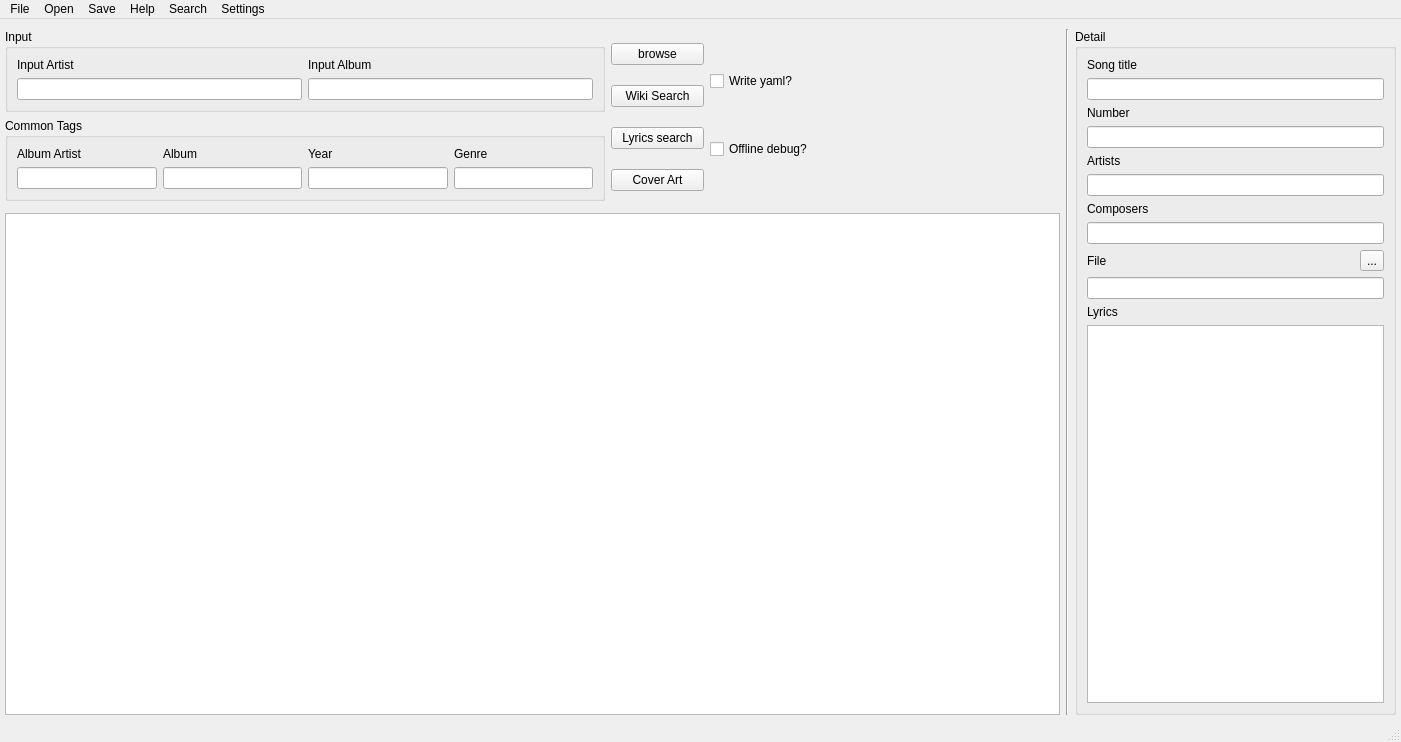
Before: the Qt Designer form wiki_music/ui/MainWindow.ui in marian-code/wikipedia-music-tags, drawn with Qt 5.
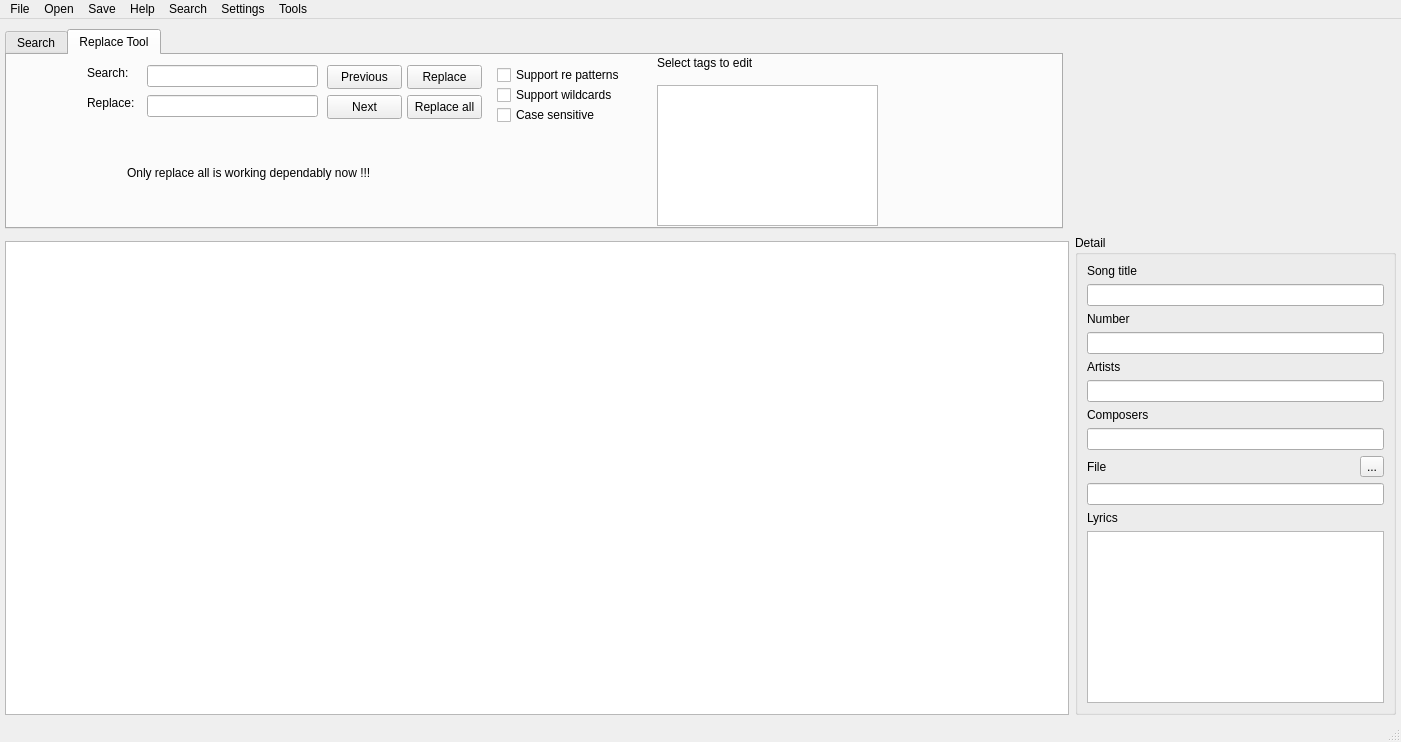
After: the same form once the commit is applied. The open tabs and pages were chosen to show the change. Custom widgets are drawn as their Qt base class.

Commit message: added search & replace, multiple bufixes

The edit to the form file:
```diff
--- a/wiki_music/ui/MainWindow.ui
+++ b/wiki_music/ui/MainWindow.ui
@@ -33,7 +33,175 @@
     <property name="bottomMargin">
      <number>5</number>
     </property>
-    <item row="0" column="3" rowspan="2">
+    <item row="2" column="0" colspan="2">
+     <widget class="CustomQTableView" name="tableView">
+      <property name="acceptDrops">
+       <bool>true</bool>
+      </property>
+      <property name="sizeAdjustPolicy">
+       <enum>QAbstractScrollArea::AdjustToContents</enum>
+      </property>
+      <property name="dragEnabled">
+       <bool>true</bool>
+      </property>
+      <property name="dragDropOverwriteMode">
+       <bool>true</bool>
+      </property>
+      <property name="dragDropMode">
+       <enum>QAbstractItemView::DropOnly</enum>
+      </property>
+      <property name="defaultDropAction">
+       <enum>Qt::LinkAction</enum>
+      </property>
+      <property name="alternatingRowColors">
+       <bool>true</bool>
+      </property>
+      <property name="selectionBehavior">
+       <enum>QAbstractItemView::SelectRows</enum>
+      </property>
+      <property name="sortingEnabled">
+       <bool>false</bool>
+      </property>
+      <attribute name="horizontalHeaderShowSortIndicator" stdset="0">
+       <bool>true</bool>
+      </attribute>
+      <attribute name="horizontalHeaderStretchLastSection">
+       <bool>true</bool>
+      </attribute>
+      <attribute name="verticalHeaderVisible">
+       <bool>false</bool>
+      </attribute>
+      <attribute name="verticalHeaderDefaultSectionSize">
+       <number>25</number>
+      </attribute>
+      <attribute name="verticalHeaderMinimumSectionSize">
+       <number>20</number>
+      </attribute>
+      <attribute name="verticalHeaderShowSortIndicator" stdset="0">
+       <bool>true</bool>
+      </attribute>
+      <attribute name="verticalHeaderStretchLastSection">
+       <bool>false</bool>
+      </attribute>
+     </widget>
+    </item>
+    <item row="1" column="2" rowspan="2">
+     <widget class="QGroupBox" name="detail_frame">
+      <property name="minimumSize">
+       <size>
+        <width>321</width>
+        <height>0</height>
+       </size>
+      </property>
+      <property name="maximumSize">
+       <size>
+        <width>321</width>
+        <height>16777215</height>
+       </size>
+      </property>
+      <property name="title">
+       <string>Detail</string>
+      </property>
+      <layout class="QGridLayout" name="gridLayout_3">
+       <item row="3" column="0">
+        <widget class="QLineEdit" name="number_detail"/>
+       </item>
+       <item row="5" column="0">
+        <widget class="QLineEdit" name="artist_detail"/>
+       </item>
+       <item row="1" column="0">
+        <widget class="QLineEdit" name="title_detail"/>
+       </item>
+       <item row="4" column="0">
+        <widget class="QLabel" name="label_9">
+         <property name="text">
+          <string>Artists</string>
+         </property>
+        </widget>
+       </item>
+       <item row="2" column="0">
+        <widget class="QLabel" name="label_8">
+         <property name="text">
+          <string>Number</string>
+         </property>
+        </widget>
+       </item>
+       <item row="0" column="0">
+        <widget class="QLabel" name="label_7">
+         <property name="text">
+          <string>Song title</string>
+         </property>
+        </widget>
+       </item>
+       <item row="8" column="0">
+        <layout class="QHBoxLayout" name="horizontalLayout">
+         <item>
+          <widget class="QLabel" name="label_11">
+           <property name="text">
+            <string>File</string>
+           </property>
+          </widget>
+         </item>
+         <item>
+          <widget class="QToolButton" name="toolButton">
+           <property name="text">
+            <string>...</string>
+           </property>
+          </widget>
+         </item>
+        </layout>
+       </item>
+       <item row="6" column="0">
+        <widget class="QLabel" name="label_10">
+         <property name="text">
+          <string>Composers</string>
+         </property>
+        </widget>
+       </item>
+       <item row="9" column="0">
+        <widget class="QLineEdit" name="file_detail"/>
+       </item>
+       <item row="7" column="0">
+        <widget class="QLineEdit" name="composer_detail">
+         <property name="dragEnabled">
+          <bool>true</bool>
+         </property>
+        </widget>
+       </item>
+       <item row="11" column="0">
+        <widget class="QTextEdit" name="lyrics_detail">
+         <property name="acceptDrops">
+          <bool>true</bool>
+         </property>
+        </widget>
+       </item>
+       <item row="10" column="0">
+        <widget class="QLabel" name="label_12">
+         <property name="text">
+          <string>Lyrics</string>
+         </property>
+        </widget>
+       </item>
+      </layout>
+     </widget>
+    </item>
+    <item row="0" column="0">
+     <widget class="QTabWidget" name="tool_tab">
+      <property name="maximumSize">
+       <size>
+        <width>16777215</width>
+        <height>200</height>
+       </size>
+      </property>
+      <property name="currentIndex">
+       <number>0</number>
+      </property>
+      <widget class="QWidget" name="tab_3">
+       <attribute name="title">
+        <string>Search</string>
+       </attribute>
+       <layout class="QGridLayout" name="gridLayout_2">
+        <item row="0" column="3">
      <layout class="QHBoxLayout" name="picture_layout">
       <property name="sizeConstraint">
        <enum>QLayout::SetMinimumSize</enum>
@@ -45,6 +213,9 @@
       <property name="sizeConstraint">
        <enum>QLayout::SetMaximumSize</enum>
       </property>
+          <property name="spacing">
+           <number>2</number>
+          </property>
       <item row="0" column="0">
        <widget class="QGroupBox" name="input_frame">
         <property name="maximumSize">
@@ -140,114 +311,7 @@
       </item>
      </layout>
     </item>
-    <item row="0" column="5" rowspan="3">
-     <widget class="QGroupBox" name="detail_frame">
-      <property name="minimumSize">
-       <size>
-        <width>321</width>
-        <height>0</height>
-       </size>
-      </property>
-      <property name="maximumSize">
-       <size>
-        <width>321</width>
-        <height>16777215</height>
-       </size>
-      </property>
-      <property name="title">
-       <string>Detail</string>
-      </property>
-      <layout class="QGridLayout" name="gridLayout_3">
-       <item row="0" column="0">
-        <widget class="QLabel" name="label_7">
-         <property name="text">
-          <string>Song title</string>
-         </property>
-        </widget>
-       </item>
-       <item row="1" column="0">
-        <widget class="QLineEdit" name="title_detail"/>
-       </item>
-       <item row="2" column="0">
-        <widget class="QLabel" name="label_8">
-         <property name="text">
-          <string>Number</string>
-         </property>
-        </widget>
-       </item>
-       <item row="3" column="0">
-        <widget class="QLineEdit" name="number_detail"/>
-       </item>
-       <item row="4" column="0">
-        <widget class="QLabel" name="label_9">
-         <property name="text">
-          <string>Artists</string>
-         </property>
-        </widget>
-       </item>
-       <item row="5" column="0">
-        <widget class="QLineEdit" name="artist_detail"/>
-       </item>
-       <item row="6" column="0">
-        <widget class="QLabel" name="label_10">
-         <property name="text">
-          <string>Composers</string>
-         </property>
-        </widget>
-       </item>
-       <item row="7" column="0">
-        <widget class="QLineEdit" name="composer_detail">
-         <property name="dragEnabled">
-          <bool>true</bool>
-         </property>
-        </widget>
-       </item>
-       <item row="8" column="0">
-        <layout class="QHBoxLayout" name="horizontalLayout">
-         <item>
-          <widget class="QLabel" name="label_11">
-           <property name="text">
-            <string>File</string>
-           </property>
-          </widget>
-         </item>
-         <item>
-          <widget class="QToolButton" name="toolButton">
-           <property name="text">
-            <string>...</string>
-           </property>
-          </widget>
-         </item>
-        </layout>
-       </item>
-       <item row="9" column="0">
-        <widget class="QLineEdit" name="file_detail"/>
-       </item>
-       <item row="10" column="0">
-        <widget class="QLabel" name="label_12">
-         <property name="text">
-          <string>Lyrics</string>
-         </property>
-        </widget>
-       </item>
-       <item row="11" column="0">
-        <widget class="QTextEdit" name="lyrics_detail">
-         <property name="acceptDrops">
-          <bool>true</bool>
-         </property>
-        </widget>
-       </item>
-      </layout>
-     </widget>
-    </item>
-    <item row="0" column="4" rowspan="3">
-     <widget class="Line" name="line">
-      <property name="orientation">
-       <enum>Qt::Vertical</enum>
-      </property>
-     </widget>
-    </item>
-    <item row="0" column="1" rowspan="2">
+        <item row="0" column="1">
      <layout class="QGridLayout" name="buttons_grid">
       <property name="sizeConstraint">
        <enum>QLayout::SetMinimumSize</enum>
@@ -300,58 +364,6 @@
       </item>
      </layout>
     </item>
-    <item row="2" column="0" colspan="4">
-     <widget class="CustomQTableView" name="tableView">
-      <property name="acceptDrops">
-       <bool>true</bool>
-      </property>
-      <property name="sizeAdjustPolicy">
-       <enum>QAbstractScrollArea::AdjustToContents</enum>
-      </property>
-      <property name="dragEnabled">
-       <bool>true</bool>
-      </property>
-      <property name="dragDropOverwriteMode">
-       <bool>true</bool>
-      </property>
-      <property name="dragDropMode">
-       <enum>QAbstractItemView::DropOnly</enum>
-      </property>
-      <property name="defaultDropAction">
-       <enum>Qt::LinkAction</enum>
-      </property>
-      <property name="alternatingRowColors">
-       <bool>true</bool>
-      </property>
-      <property name="selectionBehavior">
-       <enum>QAbstractItemView::SelectRows</enum>
-      </property>
-      <property name="sortingEnabled">
-       <bool>false</bool>
-      </property>
-      <attribute name="horizontalHeaderShowSortIndicator" stdset="0">
-       <bool>true</bool>
-      </attribute>
-      <attribute name="horizontalHeaderStretchLastSection">
-       <bool>true</bool>
-      </attribute>
-      <attribute name="verticalHeaderVisible">
-       <bool>false</bool>
-      </attribute>
-      <attribute name="verticalHeaderDefaultSectionSize">
-       <number>25</number>
-      </attribute>
-      <attribute name="verticalHeaderMinimumSectionSize">
-       <number>20</number>
-      </attribute>
-      <attribute name="verticalHeaderShowSortIndicator" stdset="0">
-       <bool>true</bool>
-      </attribute>
-      <attribute name="verticalHeaderStretchLastSection">
-       <bool>false</bool>
-      </attribute>
-     </widget>
-    </item>
     <item row="0" column="2">
      <layout class="QVBoxLayout" name="verticalLayout_3">
       <property name="sizeConstraint">
@@ -366,7 +378,7 @@
          </size>
         </property>
         <property name="text">
-         <string>Write yaml?</string>
+             <string>Write json?</string>
         </property>
        </widget>
       </item>
@@ -383,7 +395,199 @@
         </property>
        </widget>
       </item>
-     </layout>
+          <item>
+           <widget class="QCheckBox" name="multi_threaded_sw">
+            <property name="text">
+             <string>Multi threaded</string>
+            </property>
+            <property name="checked">
+             <bool>true</bool>
+            </property>
+           </widget>
+          </item>
+         </layout>
+        </item>
+       </layout>
+      </widget>
+      <widget class="QWidget" name="tab_4">
+       <attribute name="title">
+        <string>Replace Tool</string>
+       </attribute>
+       <widget class="QLineEdit" name="search_string_input">
+        <property name="geometry">
+         <rect>
+          <x>140</x>
+          <y>10</y>
+          <width>171</width>
+          <height>22</height>
+         </rect>
+        </property>
+       </widget>
+       <widget class="QLabel" name="label_13">
+        <property name="geometry">
+         <rect>
+          <x>80</x>
+          <y>10</y>
+          <width>55</width>
+          <height>16</height>
+         </rect>
+        </property>
+        <property name="text">
+         <string>Search:</string>
+        </property>
+       </widget>
+       <widget class="QPushButton" name="replace_one">
+        <property name="geometry">
+         <rect>
+          <x>400</x>
+          <y>10</y>
+          <width>75</width>
+          <height>24</height>
+         </rect>
+        </property>
+        <property name="text">
+         <string>Replace</string>
+        </property>
+       </widget>
+       <widget class="QPushButton" name="search_next">
+        <property name="geometry">
+         <rect>
+          <x>320</x>
+          <y>40</y>
+          <width>75</width>
+          <height>24</height>
+         </rect>
+        </property>
+        <property name="text">
+         <string>Next</string>
+        </property>
+       </widget>
+       <widget class="QPushButton" name="search_previous">
+        <property name="geometry">
+         <rect>
+          <x>320</x>
+          <y>10</y>
+          <width>75</width>
+          <height>24</height>
+         </rect>
+        </property>
+        <property name="text">
+         <string>Previous</string>
+        </property>
+       </widget>
+       <widget class="QPushButton" name="replace_all">
+        <property name="geometry">
+         <rect>
+          <x>400</x>
+          <y>40</y>
+          <width>75</width>
+          <height>24</height>
+         </rect>
+        </property>
+        <property name="text">
+         <string>Replace all</string>
+        </property>
+       </widget>
+       <widget class="QCheckBox" name="search_support_re">
+        <property name="geometry">
+         <rect>
+          <x>490</x>
+          <y>10</y>
+          <width>141</width>
+          <height>20</height>
+         </rect>
+        </property>
+        <property name="text">
+         <string>Support re patterns</string>
+        </property>
+       </widget>
+       <widget class="QLabel" name="label_14">
+        <property name="geometry">
+         <rect>
+          <x>650</x>
+          <y>0</y>
+          <width>131</width>
+          <height>16</height>
+         </rect>
+        </property>
+        <property name="text">
+         <string>Select tags to edit</string>
+        </property>
+       </widget>
+       <widget class="QListView" name="replace_tag_selector_view">
+        <property name="geometry">
+         <rect>
+          <x>650</x>
+          <y>30</y>
+          <width>221</width>
+          <height>141</height>
+         </rect>
+        </property>
+       </widget>
+       <widget class="QCheckBox" name="search_support_wildcard">
+        <property name="geometry">
+         <rect>
+          <x>490</x>
+          <y>30</y>
+          <width>141</width>
+          <height>20</height>
+         </rect>
+        </property>
+        <property name="text">
+         <string>Support wildcards</string>
+        </property>
+       </widget>
+       <widget class="QCheckBox" name="search_case_sensitive">
+        <property name="geometry">
+         <rect>
+          <x>490</x>
+          <y>50</y>
+          <width>131</width>
+          <height>20</height>
+         </rect>
+        </property>
+        <property name="text">
+         <string>Case sensitive</string>
+        </property>
+       </widget>
+       <widget class="QLabel" name="label_15">
+        <property name="geometry">
+         <rect>
+          <x>80</x>
+          <y>40</y>
+          <width>55</width>
+          <height>16</height>
+         </rect>
+        </property>
+        <property name="text">
+         <string>Replace:</string>
+        </property>
+       </widget>
+       <widget class="QLineEdit" name="replace_string_input">
+        <property name="geometry">
+         <rect>
+          <x>140</x>
+          <y>40</y>
+          <width>171</width>
+          <height>22</height>
+         </rect>
+        </property>
+       </widget>
+       <widget class="QLabel" name="label_16">
+        <property name="geometry">
+         <rect>
+          <x>120</x>
+          <y>110</y>
+          <width>351</width>
+          <height>16</height>
+         </rect>
+        </property>
+        <property name="text">
+         <string>Only replace all is working dependably now !!!</string>
+        </property>
+       </widget>
+      </widget>
+     </widget>
     </item>
    </layout>
   </widget>
@@ -396,7 +600,7 @@
      <x>0</x>
      <y>0</y>
      <width>1401</width>
-     <height>26</height>
+     <height>21</height>
     </rect>
    </property>
    <widget class="QMenu" name="menuFile">
@@ -449,12 +653,19 @@
     <addaction name="actionGetApiKey"/>
     <addaction name="actionNltkData"/>
    </widget>
+   <widget class="QMenu" name="menuMass_replace">
+    <property name="title">
+     <string>Tools</string>
+    </property>
+    <addaction name="actionMass_replace"/>
+   </widget>
    <addaction name="menuFile"/>
    <addaction name="menuOpen"/>
    <addaction name="menuSave"/>
    <addaction name="menuHelp"/>
    <addaction name="menuSearch"/>
    <addaction name="menuSettings"/>
+   <addaction name="menuMass_replace"/>
   </widget>
   <widget class="QStatusBar" name="statusbar"/>
   <action name="actionNew">
```
Left out of the diff: 7 changed lines with no effect on the pictures. Lines whose indentation alone changed are shown as unchanged. The commit also changes 35 other files.
